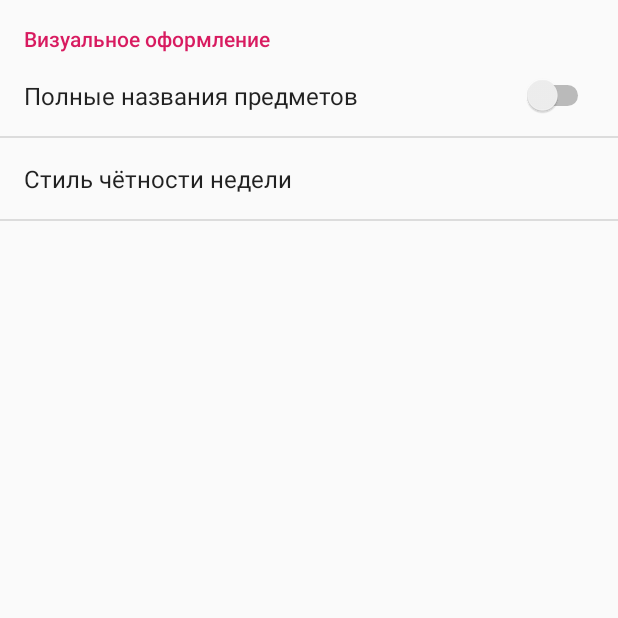
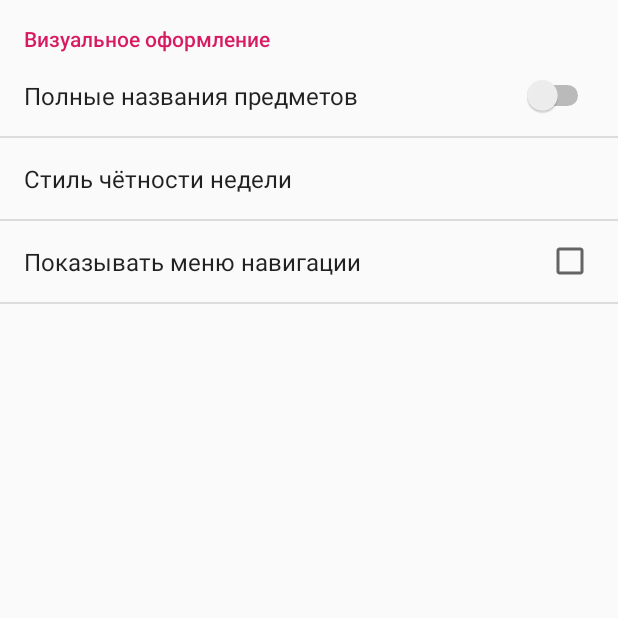
Before and after one commit to IvanShamsiev/Schedule, an Android app: the screen it shows after launch (PreferencesActivity), in the options menu, after a tap on "Настройки", on a phone screen of 412 x 824 dp, the top half of it. Run offline under Robolectric (Android 15) with nearby library versions, the phone set to English and light mode, and no system bars.

Commit message:
Add navigation layout

```diff
--- a/app/build.gradle
+++ b/app/build.gradle
@@ -9,6 +9,7 @@ android {
         versionCode 1
         versionName "1.0"
         testInstrumentationRunner "android.support.test.runner.AndroidJUnitRunner"
+        vectorDrawables.useSupportLibrary = true // For vector drawables
     }
     buildTypes {
         release {
--- a/app/src/main/java/com/example/schedule/ui/MainActivity.java
+++ b/app/src/main/java/com/example/schedule/ui/MainActivity.java
@@ -8,12 +8,15 @@ import android.os.Handler;
 import android.preference.PreferenceManager;
 import android.support.annotation.NonNull;
 import android.support.annotation.Nullable;
-import android.support.design.widget.TabLayout;
 import android.support.v4.view.ViewPager;
 import android.support.v7.app.AppCompatActivity;
 import android.os.Bundle;
 import android.view.Menu;
+import android.view.View;
 import android.widget.EditText;
+import android.widget.ImageButton;
+import android.widget.LinearLayout;
+import android.widget.TextView;
 import android.widget.Toast;
 
 import com.example.schedule.R;
@@ -35,14 +38,15 @@ public class MainActivity extends AppCompatActivity {
     // Main schedule
     public static Schedule schedule;
 
-    // Calendars for title and viewPager
+    // Calendars for navigationTitle and viewPager
     public static Calendar currentDate;
     public static Calendar pageDate;
 
     // Shared preferences
     static SharedPreferences preferences;
-    static boolean lessonNames; // false: short; true: full
+    public static boolean lessonNames; // false: short; true: full
     public static boolean weekEvenStyle; // false: В-Н; true: Ч-Н
+    public static boolean showNavigationLayout; // false: hide, true: show
     private static boolean prefsUpdate = false; // for update on change prefs
 
     // Constants
@@ -57,6 +61,11 @@ public class MainActivity extends AppCompatActivity {
     private ViewPager viewPager;
     private AlertDialog changeScheduleDialog;
     private DatePickerDialog dataChoiceDialog;
+
+    // UI for navigation layout
+    private LinearLayout navigationLayout;
+    private TextView navigationTitle;
+    private static int currentPos;
 
     @Override
     protected void onCreate(Bundle savedInstanceState) {
@@ -78,7 +87,9 @@ public class MainActivity extends AppCompatActivity {
             public void onPageSelected(int page) {
                 pageDate = (Calendar) currentDate.clone();
                 pageDate.add(Calendar.DATE, page - DayFragment.middlePos);
-                setTitle(dayOfWeek[pageDate.get(Calendar.DAY_OF_WEEK) - 1]);
+                currentPos = page;
+                if (showNavigationLayout) navigationTitle.setText(dayOfWeek[pageDate.get(Calendar.DAY_OF_WEEK) - 1]);
+                else setTitle(dayOfWeek[pageDate.get(Calendar.DAY_OF_WEEK) - 1]);
             }
             @Override public void onPageScrolled(int i, float v, int i1) { }
             @Override public void onPageScrollStateChanged(int i) { }
@@ -111,6 +122,18 @@ public class MainActivity extends AppCompatActivity {
         dataChoiceDialog = new DatePickerDialog(this, dateSetListener, year, month, day);
         dataChoiceDialog.setTitle("Выберите дату");
 
+
+
+        // Set navigation layout
+        navigationLayout = findViewById(R.id.navigationLayout);
+        navigationTitle = findViewById(R.id.twTitle);
+        ImageButton btnLeft = findViewById(R.id.btnLeft);
+        ImageButton btnRight = findViewById(R.id.btnRight);
+        btnLeft.setOnClickListener(btn -> viewPager.setCurrentItem(currentPos - 1));
+        btnRight.setOnClickListener(btn -> viewPager.setCurrentItem(currentPos + 1));
+
+
+
         // Update schedule state
         updateScheduleState();
     }
@@ -122,6 +145,10 @@ public class MainActivity extends AppCompatActivity {
         if (prefsUpdate) {
             lessonNames = preferences.getBoolean("full_lesson_names", false);
             weekEvenStyle = preferences.getString("week_even_style", "0").equals("0");
+            showNavigationLayout = preferences.getBoolean("show_navigation_layout", false);
+            navigationLayout.setVisibility(showNavigationLayout ? View.VISIBLE : View.GONE);
+            if (showNavigationLayout) setTitle(R.string.app_name);
+
             schedule = ScheduleHelper.getInstance(lessonNames);
             setAdapter();
 
@@ -161,6 +188,8 @@ public class MainActivity extends AppCompatActivity {
     private void updateScheduleState() {
         lessonNames = preferences.getBoolean("full_lesson_names", false);
         weekEvenStyle = preferences.getString("week_even_style", "0").equals("0");
+        showNavigationLayout = preferences.getBoolean("show_navigation_layout", false);
+        navigationLayout.setVisibility(showNavigationLayout ? View.VISIBLE : View.GONE);
 
         try { ScheduleHelper.loadSchedule(openFileInput(scheduleFileName), downloadCallback); }
         catch (FileNotFoundException e) { ScheduleHelper.downloadSchedule(downloadCallback); }
@@ -177,7 +206,10 @@ public class MainActivity extends AppCompatActivity {
         int currentStartPage = DayFragment.middlePos - leftDays;
         viewPager.setCurrentItem(currentStartPage);
 
-        setTitle(dayOfWeek[pageDate.get(Calendar.DAY_OF_WEEK)-1]);
+
+
+        if (showNavigationLayout) navigationTitle.setText(dayOfWeek[pageDate.get(Calendar.DAY_OF_WEEK) - 1]);
+        else setTitle(dayOfWeek[pageDate.get(Calendar.DAY_OF_WEEK) - 1]);
     }
 
     public static int daysBetween(Date d1, Date d2) {
--- /dev/null
+++ b/app/src/main/res/drawable/ic_arrow_back_pink_48dp.xml
@@ -0,0 +1,5 @@
+<vector android:height="48dp" android:tint="#D81B60"
+    android:viewportHeight="24.0" android:viewportWidth="24.0"
+    android:width="48dp" xmlns:android="http://schemas.android.com/apk/res/android">
+    <path android:fillColor="#FF000000" android:pathData="M20,11H7.83l5.59,-5.59L12,4l-8,8 8,8 1.41,-1.41L7.83,13H20v-2z"/>
+</vector>
--- /dev/null
+++ b/app/src/main/res/drawable/ic_arrow_forward_pink_48dp.xml
@@ -0,0 +1,5 @@
+<vector android:height="48dp" android:tint="#D81B60"
+    android:viewportHeight="24.0" android:viewportWidth="24.0"
+    android:width="48dp" xmlns:android="http://schemas.android.com/apk/res/android">
+    <path android:fillColor="#FF000000" android:pathData="M12,4l-1.41,1.41L16.17,11H4v2h12.17l-5.58,5.59L12,20l8,-8z"/>
+</vector>
--- a/app/src/main/res/values/strings.xml
+++ b/app/src/main/res/values/strings.xml
@@ -4,7 +4,6 @@
     <string name="preferences">Настройки</string>
     <string name="reloadSchedule">Обновить расписание</string>
     <string name="noLessons">Сегодня нет занятий</string>
-    <string name="textView">TextView</string>
     <string name="changeSchedule">Изменить расписание</string>
     <string name="send">Отправить</string>
 
--- a/app/src/main/res/xml/prefs.xml
+++ b/app/src/main/res/xml/prefs.xml
@@ -15,6 +15,11 @@
             android:key="week_even_style"
             android:title="Стиль чётности недели" />
 
+        <CheckBoxPreference
+            android:defaultValue="false"
+            android:key="show_navigation_layout"
+            android:title="Показывать меню навигации" />
+
     </PreferenceCategory>
 
 </PreferenceScreen>
```
Also changed, not shown: app/src/main/res/layout/activity_main.xml (+35 -0 lines), app/src/main/res/layout/fragment_item_page.xml (+5 -4 lines), app/src/main/res/layout/item_lesson.xml (+13 -12 lines).
